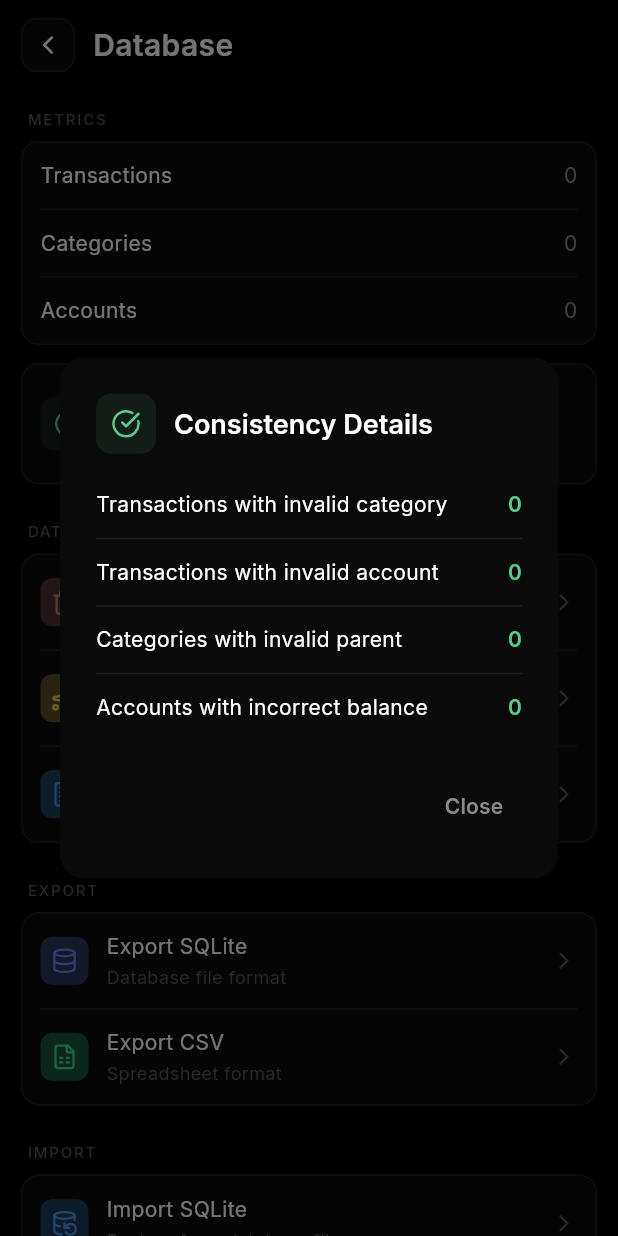
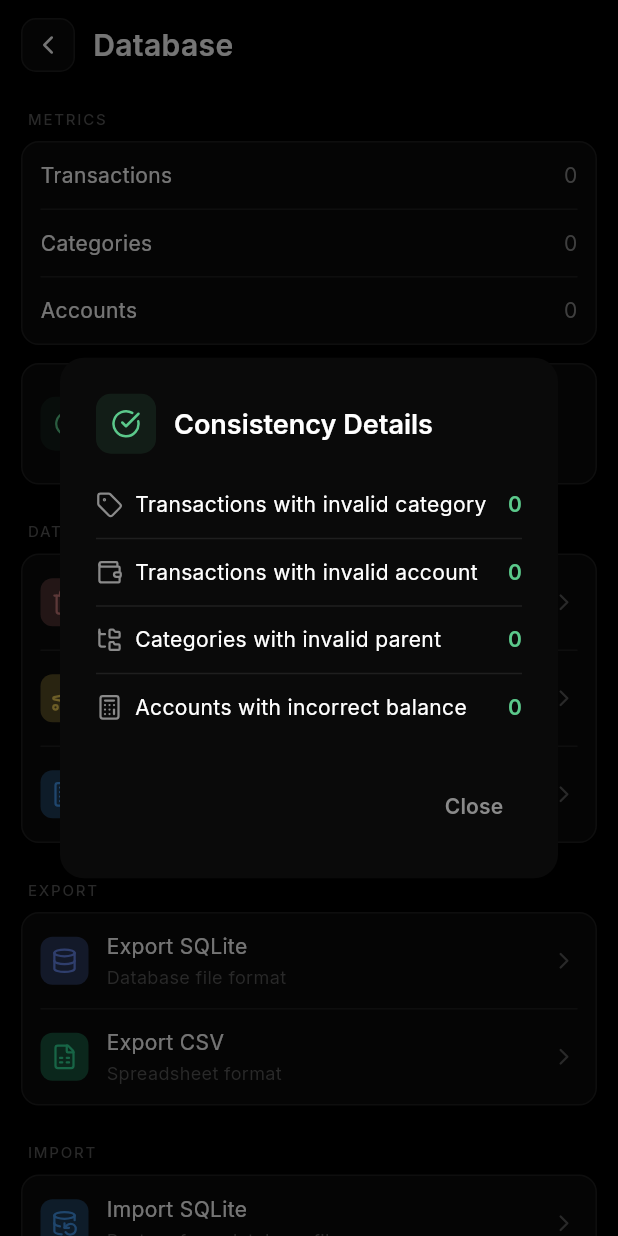
Before and after one commit to dy-sh/Cachium, a Flutter app: the DatabaseSettingsScreen screen opened by its route, after a tap on "Data Consistency", on a phone screen of 412 x 824 dp. Run offline on Flutter 3.47's test engine with Material 3 defaults, Android fonts, the phone set to English and light mode, and no system bars; our stand-ins replace csv, drift, drift_flutter, file_picker, flutter_riverpod, freezed_annotation and 4 more; missing offline and left inert: cryptography, sqlite3; accounts and stored records are empty; generated files the repository leaves out were written again.

Commit message:
database consistency check

```diff
--- a/lib/features/settings/data/models/database_consistency.dart
+++ b/lib/features/settings/data/models/database_consistency.dart
@@ -1,11 +1,16 @@
+import 'package:flutter/widgets.dart';
+import 'package:lucide_icons/lucide_icons.dart';
+
 /// Result of a single consistency check.
 class ConsistencyCheck {
   final String label;
   final int count;
+  final IconData icon;
 
   const ConsistencyCheck({
     required this.label,
     required this.count,
+    required this.icon,
   });
 
   bool get hasIssues => count > 0;
@@ -38,18 +43,22 @@ class DatabaseConsistency {
         ConsistencyCheck(
           label: 'Transactions with invalid category',
           count: transactionsWithInvalidCategory,
+          icon: LucideIcons.tag,
         ),
         ConsistencyCheck(
           label: 'Transactions with invalid account',
           count: transactionsWithInvalidAccount,
+          icon: LucideIcons.wallet,
         ),
         ConsistencyCheck(
           label: 'Categories with invalid parent',
           count: categoriesWithInvalidParent,
+          icon: LucideIcons.folderTree,
         ),
         ConsistencyCheck(
           label: 'Accounts with incorrect balance',
           count: accountsWithIncorrectBalance,
+          icon: LucideIcons.calculator,
         ),
       ];
 
--- a/lib/features/settings/presentation/screens/database_settings_screen.dart
+++ b/lib/features/settings/presentation/screens/database_settings_screen.dart
@@ -15,11 +15,27 @@ import '../widgets/recalculate_preview_dialog.dart';
 import '../widgets/settings_section.dart';
 import '../widgets/settings_tile.dart';
 
-class DatabaseSettingsScreen extends ConsumerWidget {
+class DatabaseSettingsScreen extends ConsumerStatefulWidget {
   const DatabaseSettingsScreen({super.key});
 
   @override
-  Widget build(BuildContext context, WidgetRef ref) {
+  ConsumerState<DatabaseSettingsScreen> createState() =>
+      _DatabaseSettingsScreenState();
+}
+
+class _DatabaseSettingsScreenState extends ConsumerState<DatabaseSettingsScreen> {
+  @override
+  void initState() {
+    super.initState();
+    // Refresh metrics and consistency every time screen opens
+    Future.microtask(() {
+      ref.invalidate(databaseMetricsProvider);
+      ref.invalidate(databaseConsistencyProvider);
+    });
+  }
+
+  @override
+  Widget build(BuildContext context) {
     final intensity = ref.watch(colorIntensityProvider);
     final managementState = ref.watch(databaseManagementProvider);
     final importState = ref.watch(importStateProvider);
@@ -90,7 +106,7 @@ class DatabaseSettingsScreen extends ConsumerWidget {
                           iconColor: AppColors.expense,
                           onTap: managementState.isLoading
                               ? null
-                              : () => _handleDeleteDatabase(context, ref),
+                              : () => _handleDeleteDatabase(context),
                         ),
                         SettingsTile(
                           title: 'Create Demo Database',
@@ -99,7 +115,7 @@ class DatabaseSettingsScreen extends ConsumerWidget {
                           iconColor: AppColors.getAccentColor(11, intensity),
                           onTap: managementState.isLoading
                               ? null
-                              : () => _handleCreateDemoDatabase(context, ref),
+                              : () => _handleCreateDemoDatabase(context),
                         ),
                         SettingsTile(
                           title: 'Recalculate Balances',
@@ -108,7 +124,7 @@ class DatabaseSettingsScreen extends ConsumerWidget {
                           iconColor: AppColors.getAccentColor(5, intensity),
                           onTap: recalculateState.isLoading
                               ? null
-                              : () => _handleRecalculateBalances(context, ref),
+                              : () => _handleRecalculateBalances(context),
                         ),
                       ],
                     ),
@@ -147,7 +163,7 @@ class DatabaseSettingsScreen extends ConsumerWidget {
                           iconColor: AppColors.getAccentColor(5, intensity),
                           onTap: importState.isLoading
                               ? null
-                              : () => _handleImportSqlite(context, ref),
+                              : () => _handleImportSqlite(context),
                         ),
                         SettingsTile(
                           title: 'Import CSV',
@@ -156,7 +172,7 @@ class DatabaseSettingsScreen extends ConsumerWidget {
                           iconColor: AppColors.getAccentColor(9, intensity),
                           onTap: importState.isLoading
                               ? null
-                              : () => _handleImportCsv(context, ref),
+                              : () => _handleImportCsv(context),
                         ),
                       ],
                     ),
@@ -184,7 +200,7 @@ class DatabaseSettingsScreen extends ConsumerWidget {
     );
   }
 
-  Future<void> _handleDeleteDatabase(BuildContext context, WidgetRef ref) async {
+  Future<void> _handleDeleteDatabase(BuildContext context) async {
     final result = await showDeleteDatabaseDialog(context: context);
 
     if (result != null && result.confirmed) {
@@ -205,10 +221,10 @@ class DatabaseSettingsScreen extends ConsumerWidget {
     }
   }
 
-  Future<void> _handleCreateDemoDatabase(BuildContext context, WidgetRef ref) async {
+  Future<void> _handleCreateDemoDatabase(BuildContext context) async {
     final confirmed = await showDialog<bool>(
       context: context,
-      builder: (context) => AlertDialog(
+      builder: (dialogContext) => AlertDialog(
         backgroundColor: AppColors.surface,
         shape: RoundedRectangleBorder(
           borderRadius: BorderRadius.circular(16),
@@ -222,7 +238,7 @@ class DatabaseSettingsScreen extends ConsumerWidget {
         ),
         actions: [
           TextButton(
-            onPressed: () => Navigator.pop(context, false),
+            onPressed: () => Navigator.pop(dialogContext, false),
             child: Text(
               'Cancel',
               style: AppTypography.button.copyWith(
@@ -231,7 +247,7 @@ class DatabaseSettingsScreen extends ConsumerWidget {
             ),
           ),
           TextButton(
-            onPressed: () => Navigator.pop(context, true),
+            onPressed: () => Navigator.pop(dialogContext, true),
             child: Text(
               'Create',
               style: AppTypography.button.copyWith(
@@ -261,7 +277,7 @@ class DatabaseSettingsScreen extends ConsumerWidget {
     }
   }
 
-  Future<void> _handleRecalculateBalances(BuildContext context, WidgetRef ref) async {
+  Future<void> _handleRecalculateBalances(BuildContext context) async {
     // Calculate preview
     final preview = await ref
         .read(recalculateBalancesProvider.notifier)
@@ -291,7 +307,7 @@ class DatabaseSettingsScreen extends ConsumerWidget {
     }
   }
 
-  Future<void> _handleImportSqlite(BuildContext context, WidgetRef ref) async {
+  Future<void> _handleImportSqlite(BuildContext context) async {
     await ref.read(importStateProvider.notifier).importFromSqlite();
 
     final importResult = ref.read(importStateProvider);
@@ -322,7 +338,7 @@ class DatabaseSettingsScreen extends ConsumerWidget {
     }
   }
 
-  Future<void> _handleImportCsv(BuildContext context, WidgetRef ref) async {
+  Future<void> _handleImportCsv(BuildContext context) async {
     await ref.read(importStateProvider.notifier).importFromCsv();
 
     final importResult = ref.read(importStateProvider);
--- a/lib/features/settings/presentation/widgets/consistency_details_dialog.dart
+++ b/lib/features/settings/presentation/widgets/consistency_details_dialog.dart
@@ -95,10 +95,18 @@ class _CheckRow extends StatelessWidget {
 
   @override
   Widget build(BuildContext context) {
+    final statusColor = check.hasIssues ? AppColors.expense : AppColors.income;
+
     return Padding(
       padding: const EdgeInsets.symmetric(vertical: AppSpacing.sm),
       child: Row(
         children: [
+          Icon(
+            check.icon,
+            size: 18,
+            color: AppColors.textSecondary,
+          ),
+          const SizedBox(width: AppSpacing.sm),
           Expanded(
             child: Text(
               check.label,
@@ -109,7 +117,7 @@ class _CheckRow extends StatelessWidget {
           Text(
             check.count.toString(),
             style: AppTypography.bodyMedium.copyWith(
-              color: check.hasIssues ? AppColors.expense : AppColors.income,
+              color: statusColor,
               fontWeight: FontWeight.w600,
             ),
           ),
```
